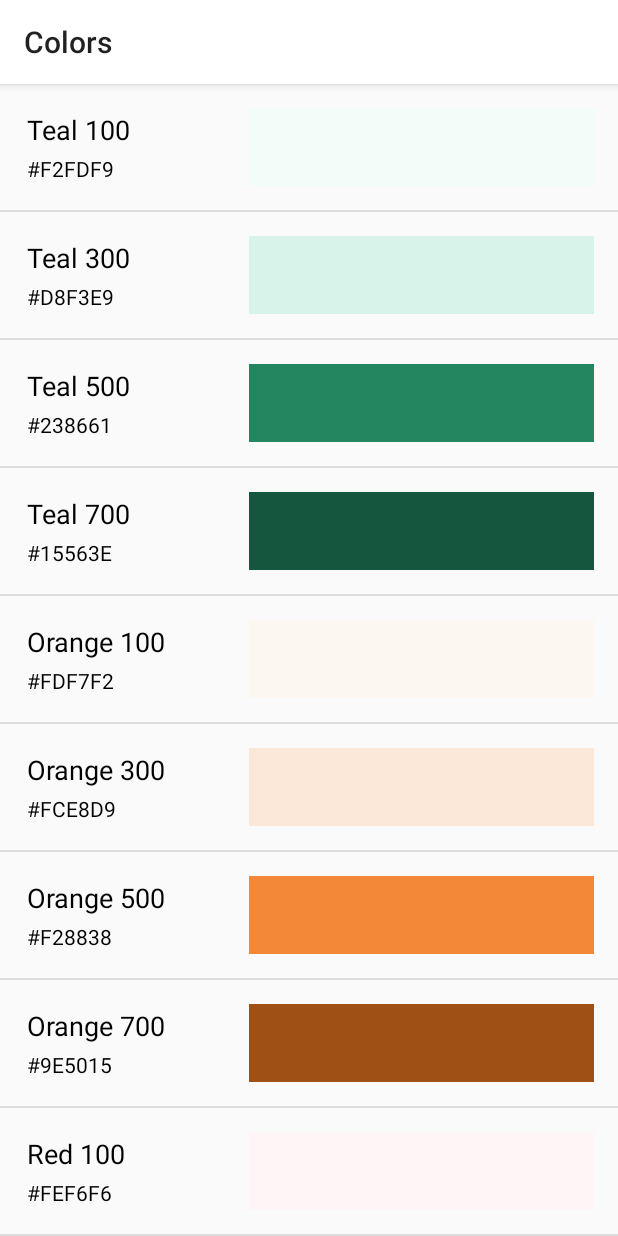
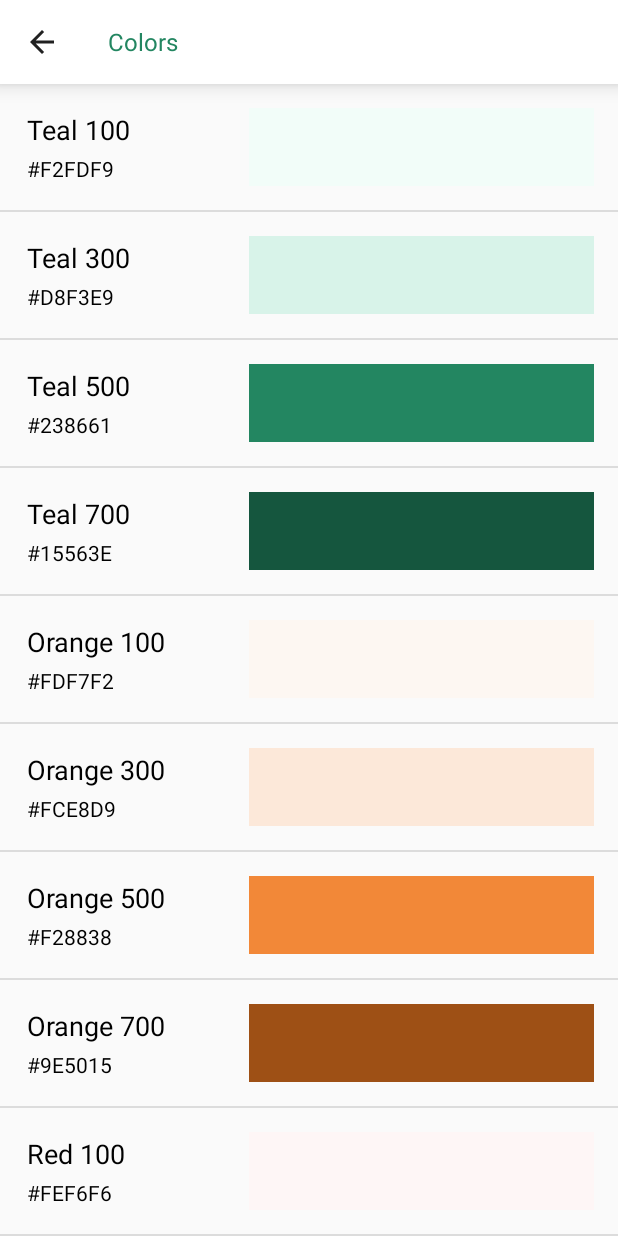
Before and after one commit to syngenta-digital/mobile-android-ui-kit, an Android app: the screen it shows after launch (MainActivity), after a tap on "COLORS", on a phone screen of 412 x 824 dp. Run offline under Robolectric (Android 15) with nearby library versions, the phone set to English and light mode, and no system bars.

Commit message:
Rename to Cropwise, add toolbar, and remove list view

```diff
--- a/demo/src/main/java/com/syngenta/uikit/MainActivity.kt
+++ b/demo/src/main/java/com/syngenta/uikit/MainActivity.kt
@@ -19,10 +19,6 @@ class MainActivity : AppCompatActivity() {
         fragmentTransaction.commit()
     }
 
-    fun setTitle(title: String) {
-        supportActionBar?.title = title
-    }
-
     fun showButtonsLayout() {
         navigateTo(ButtonsFragment())
     }
@@ -35,10 +31,6 @@ class MainActivity : AppCompatActivity() {
         navigateTo(ColorsFragment())
     }
 
-    fun showListViewLayout() {
-        navigateTo(ListViewFragment())
-    }
-
     private fun navigateTo(fragment: Fragment) {
         val fragmentTransaction = supportFragmentManager.beginTransaction()
         fragmentTransaction.replace(R.id.frameLayout, fragment)
--- a/demo/src/main/java/com/syngenta/uikit/fragments/ColorsFragment.kt
+++ b/demo/src/main/java/com/syngenta/uikit/fragments/ColorsFragment.kt
@@ -12,7 +12,9 @@ import com.syngenta.uikit.MainActivity
 import com.syngenta.uikit.R
 import com.syngenta.uikit.adapters.ColorItem
 import com.syngenta.uikit.adapters.ColorsAdapter
+import kotlinx.android.synthetic.main.fragment_buttons.*
 import kotlinx.android.synthetic.main.fragment_colors.*
+import kotlinx.android.synthetic.main.fragment_colors.toolbar
 
 /**
  * A simple [Fragment] subclass.
@@ -27,13 +29,13 @@ class ColorsFragment : Fragment() {
         return inflater.inflate(R.layout.fragment_colors, container, false)
     }
 
-    override fun onResume() {
-        super.onResume()
-        (activity as MainActivity).setTitle(getString(R.string.colors))
-    }
-
     override fun onActivityCreated(savedInstanceState: Bundle?) {
         super.onActivityCreated(savedInstanceState)
+
+        toolbar.setNavigationOnClickListener {
+            activity?.onBackPressed()
+        }
+
         initializeList()
         val context = context ?: return
 
--- a/demo/src/main/java/com/syngenta/uikit/fragments/HomeFragment.kt
+++ b/demo/src/main/java/com/syngenta/uikit/fragments/HomeFragment.kt
@@ -30,19 +30,9 @@ class HomeFragment : Fragment() {
             (activity as MainActivity).showDialogsLayout()
         }
 
-        button_list_view.setOnClickListener {
-            (activity as MainActivity).showListViewLayout()
-
-        }
-
         button_colors.setOnClickListener {
             (activity as MainActivity).showColorsLayout()
         }
     }
 
-    override fun onResume() {
-        super.onResume()
-        (activity as MainActivity).setTitle(getString(R.string.home))
-    }
-
 }
--- /dev/null
+++ b/demo/src/main/res/drawable/ic_back.xml
@@ -0,0 +1,10 @@
+<vector xmlns:android="http://schemas.android.com/apk/res/android"
+    android:width="24dp"
+    android:height="24dp"
+    android:viewportWidth="24"
+    android:viewportHeight="24"
+    android:tint="?attr/colorControlNormal">
+  <path
+      android:fillColor="#000000"
+      android:pathData="M20,11H7.83l5.59,-5.59L12,4l-8,8 8,8 1.41,-1.41L7.83,13H20v-2z"/>
+</vector>
--- a/demo/src/main/res/layout/fragment_colors.xml
+++ b/demo/src/main/res/layout/fragment_colors.xml
@@ -1,13 +1,36 @@
 <?xml version="1.0" encoding="utf-8"?>
-<FrameLayout xmlns:android="http://schemas.android.com/apk/res/android"
+<androidx.constraintlayout.widget.ConstraintLayout xmlns:android="http://schemas.android.com/apk/res/android"
+    xmlns:app="http://schemas.android.com/apk/res-auto"
     xmlns:tools="http://schemas.android.com/tools"
     android:layout_width="match_parent"
     android:layout_height="match_parent"
     tools:context=".fragments.ColorsFragment">
 
-<androidx.recyclerview.widget.RecyclerView
-    android:id="@+id/recycler_color_list"
-    android:layout_width="match_parent"
-    android:layout_height="match_parent"/>
+    <androidx.appcompat.widget.Toolbar
+        android:id="@+id/toolbar"
+        android:layout_width="match_parent"
+        android:layout_height="?attr/actionBarSize"
+        android:background="?attr/colorPrimary"
+        android:elevation="8dp"
+        android:theme="@style/ThemeOverlay.AppCompat.ActionBar"
+        app:layout_constraintTop_toTopOf="parent"
+        app:navigationIcon="@drawable/ic_back"
+        app:popupTheme="@style/ThemeOverlay.AppCompat.Light">
 
-</FrameLayout>
+        <TextView
+            style="@style/TextAppearance.AppCompat.Subhead"
+            android:layout_width="wrap_content"
+            android:layout_height="wrap_content"
+            android:text="@string/colors"
+            android:textColor="@color/teal_500" />
+
+    </androidx.appcompat.widget.Toolbar>
+
+    <androidx.recyclerview.widget.RecyclerView
+        android:id="@+id/recycler_color_list"
+        android:layout_width="match_parent"
+        android:layout_height="0dp"
+        app:layout_constraintBottom_toBottomOf="parent"
+        app:layout_constraintTop_toBottomOf="@id/toolbar" />
+
+</androidx.constraintlayout.widget.ConstraintLayout>
--- a/demo/src/main/res/values/strings.xml
+++ b/demo/src/main/res/values/strings.xml
@@ -4,11 +4,11 @@
     <string name="secondary_button">Secondary Button</string>
     <string name="tertiary_button">Tertiary Button</string>
     <string name="text_button">Text Button</string>
-    <string name="syngenta_ui_kit">Syngenta UIKit</string>
+    <string name="cropwise_ui_kit">Cropwise UIKit</string>
     <string name="home">Home</string>
     <string name="buttons">Buttons</string>
     <string name="hello_blank_fragment">Hello blank fragment</string>
-    <string name="dialogs">Dialogs</string>
+    <string name="dialogs">Reusable Dialogs</string>
     <string name="show_simple_dialog">Show Simple Dialog</string>
     <string name="color">color</string>
     <string name="colors">Colors</string>
--- a/demo/src/main/res/values/styles.xml
+++ b/demo/src/main/res/values/styles.xml
@@ -1,7 +1,7 @@
 <resources>
 
     <!-- Base application theme. -->
-    <style name="AppTheme" parent="Theme.AppCompat.Light">
+    <style name="AppTheme" parent="Theme.AppCompat.DayNight.NoActionBar">
         <!-- Customize your theme here. -->
         <item name="colorPrimary">@color/white</item>
         <item name="colorPrimaryDark">@color/neutral_500</item>
--- a/uikit-android/src/main/java/com/syngenta/uikit_android/Buttons.kt
+++ b/uikit-android/src/main/java/com/syngenta/uikit_android/Buttons.kt
@@ -18,7 +18,7 @@ enum class ColorGroup {
     YELLOW
 }
 
-class StyledButton : Button {
+class StyledButton : androidx.appcompat.widget.AppCompatButton {
 
     enum class ButtonType {
         PRIMARY,
```
Also changed, not shown: demo/src/main/java/com/syngenta/uikit/adapters/StyledListAdapter.kt (deleted, +0 -109 lines), demo/src/main/java/com/syngenta/uikit/fragments/ButtonsFragment.kt (+4 -5 lines), demo/src/main/java/com/syngenta/uikit/fragments/DialogsFragment.kt (+7 -5 lines), demo/src/main/java/com/syngenta/uikit/fragments/ListViewFragment.kt (deleted, +0 -87 lines), demo/src/main/res/layout/fragment_buttons.xml (+21 -1 lines), demo/src/main/res/layout/fragment_dialogs.xml (+21 -1 lines), demo/src/main/res/layout/fragment_home.xml (+16 -24 lines), 2 other files.
